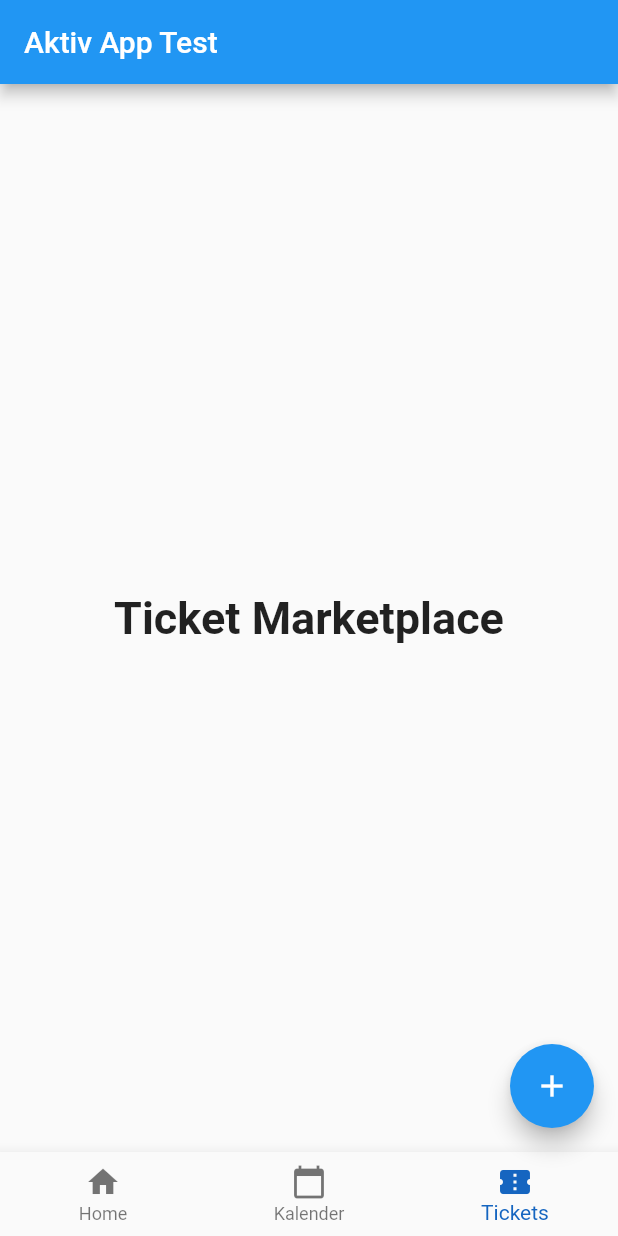
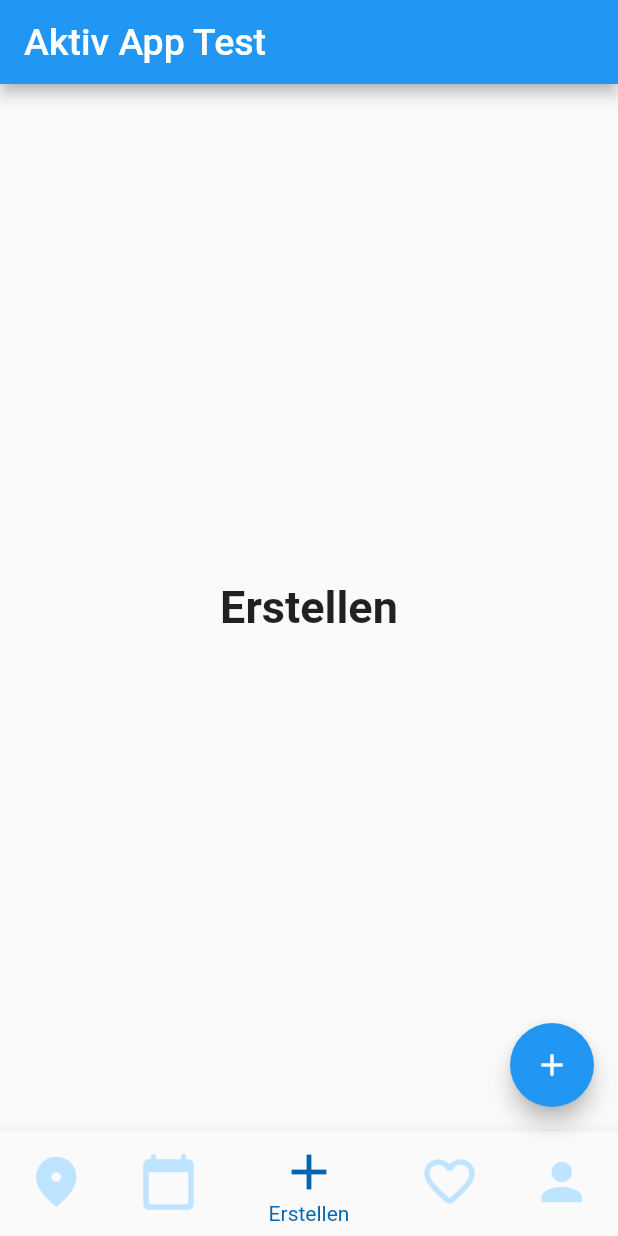
Before and after one commit to FeFi7/Aktiv-App, a Flutter app: the screen it shows after launch, item 3 of the bottom bar chosen, on a phone screen of 412 x 824 dp. Run offline on Flutter 3.47's test engine with Material 2 defaults, Android fonts, the phone set to English and light mode, and no system bars.

Commit message:
Farben
- Farbpalette hinzugefügt
- Icon in BottomNavigationBar hinzugefügt und Namen + Farben angepasst
- Grundgerüst für Veranstaltung's Vorschau hinzugefügt

```diff
--- a/client/lib/Views/Home.dart
+++ b/client/lib/Views/Home.dart
@@ -3,6 +3,8 @@ import 'package:flutter/material.dart';
 import 'package:provider/provider.dart';
 
 import 'Clicker.dart';
+import 'color_palette.dart';
+import 'event_preview_box.dart';
 
 class HomePage extends StatefulWidget {
   HomePage({Key key, this.title}) : super(key: key);
@@ -20,13 +22,18 @@ class _HomePageState extends State<HomePage> {
   static const TextStyle optionStyle =
       TextStyle(fontSize: 30, fontWeight: FontWeight.bold);
   static const List<Widget> _widgetOptions = <Widget>[
+    EventPreviewBox(),
     Clicker(),
     Text(
-      'Mein Kalender',
+      'Erstellen',
       style: optionStyle,
     ),
     Text(
-      'Ticket Marketplace',
+      'Favoriten',
+      style: optionStyle,
+    ),
+    Text(
+      'Profil',
       style: optionStyle,
     ),
   ];
@@ -41,28 +48,37 @@ class _HomePageState extends State<HomePage> {
   Widget build(BuildContext context) {
     return Scaffold(
         appBar: AppBar(
-          title: Text(widget.title),
+          title: Text(widget.title, style: TextStyle(fontSize: 25)),
         ),
         body: Center(
           child: _widgetOptions.elementAt(_selectedIndex),
         ),
         bottomNavigationBar: BottomNavigationBar(
+          iconSize: 40,
           items: const <BottomNavigationBarItem>[
             BottomNavigationBarItem(
-              icon: Icon(Icons.home),
-              label: 'Home',
+              icon: Icon(Icons.location_on_rounded),
+              label: 'Umgebung',
             ),
             BottomNavigationBarItem(
-              icon: Icon(Icons.calendar_today),
+              icon: Icon(Icons.calendar_today_rounded),
               label: 'Kalender',
+            ),BottomNavigationBarItem(
+              icon: Icon(Icons.add),
+              label: 'Erstellen',
             ),
             BottomNavigationBarItem(
-              icon: Icon(Icons.confirmation_num),
-              label: 'Tickets',
+              icon: Icon(Icons.favorite_border_rounded),
+              label: 'Vermerkt',
+            ),
+            BottomNavigationBarItem(
+              icon: Icon(Icons.person),
+              label: 'Profil',
             ),
           ],
           currentIndex: _selectedIndex,
-          selectedItemColor: Colors.blue[800],
+          selectedItemColor: ColorPalette.endeavour.rgb,
+          unselectedItemColor: ColorPalette.french_pass.rgb,
           onTap: _onItemTapped,
         ),
         floatingActionButton: FloatingActionButton(
--- /dev/null
+++ b/client/lib/Views/color_palette.dart
@@ -0,0 +1,37 @@
+import 'package:flutter/material.dart';
+
+enum ColorPalette {
+  black,
+  white,
+  torea_bay,
+  endeavour,
+  congress_blue,
+  french_pass,
+  malibu,
+  orange
+}
+
+extension ColorPaletteExtension on ColorPalette {
+  Color get rgb {
+    switch (this) {
+      case ColorPalette.black:
+        return const Color(0xff000000);
+      case ColorPalette.white:
+        return const Color(0xffffffff);
+      case ColorPalette.torea_bay:
+        return const Color(0xff1e408e);
+      case ColorPalette.endeavour:
+        return const Color(0xff0066b3);
+      case ColorPalette.congress_blue:
+        return const Color(0xff0066b3);
+      case ColorPalette.french_pass:
+        return const Color(0xffbfe4ff);
+      case ColorPalette.malibu:
+        return const Color(0xff80c9ff);
+      case ColorPalette.orange:
+        return const Color(0xffff8000);
+      default:
+        return null;
+    }
+  }
+}
```
Also changed, not shown: client/lib/Views/event_preview_box.dart (added, +80 -0 lines).
